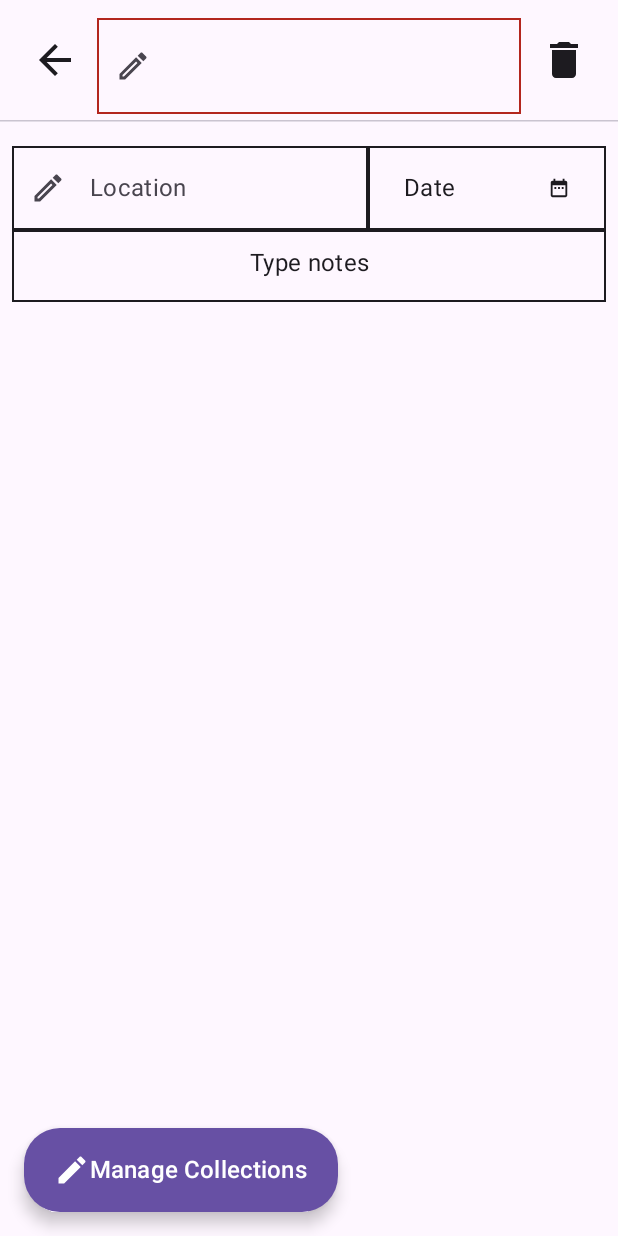
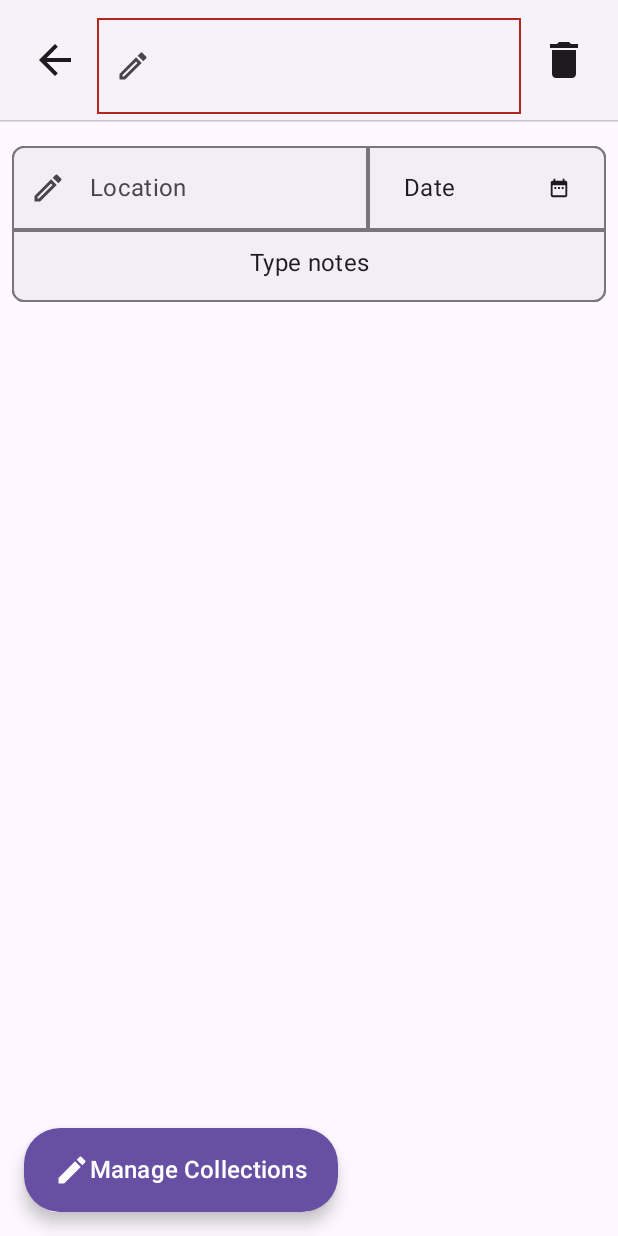
Before and after one commit to LuciaSochorova/PackAssist, an Android app built with Jetpack Compose: the composable EventDetailsScreen shown on its own in the app's theme, on a phone screen of 412 x 824 dp. Run offline under Robolectric (Android 15) with nearby library versions, the phone set to English and light mode, and no system bars.

Commit message:
changed ui - shapes and colors - Event details screen fixed bug in edit collection - deleting items

```diff
--- a/app/src/main/java/com/example/packassist/ui/screens/collections/CollectionEditScreen.kt
+++ b/app/src/main/java/com/example/packassist/ui/screens/collections/CollectionEditScreen.kt
@@ -86,7 +86,7 @@ fun CollectionEditScreen(
             CollectionFormInformation(
                 name = uiState.name,
                 newItem = uiState.newItem,
-                items = uiState.items.map { it.second },
+                items = uiState.items.map { it.name },
             ),
             onNameChange,
             onNewItemChange,
--- a/app/src/main/java/com/example/packassist/ui/screens/events/EventDetailsScreen.kt
+++ b/app/src/main/java/com/example/packassist/ui/screens/events/EventDetailsScreen.kt
@@ -1,6 +1,7 @@
 package com.example.packassist.ui.screens.events
 
 import android.icu.text.DateFormat
+import androidx.compose.foundation.BorderStroke
 import androidx.compose.foundation.background
 import androidx.compose.foundation.border
 import androidx.compose.foundation.clickable
@@ -30,6 +31,7 @@ import androidx.compose.material.icons.filled.Delete
 import androidx.compose.material.icons.filled.Edit
 import androidx.compose.material.icons.filled.KeyboardArrowDown
 import androidx.compose.material.icons.filled.KeyboardArrowUp
+import androidx.compose.material.icons.filled.ThumbUp
 import androidx.compose.material.icons.outlined.Edit
 import androidx.compose.material3.ButtonDefaults
 import androidx.compose.material3.Checkbox
@@ -42,10 +44,13 @@ import androidx.compose.material3.HorizontalDivider
 import androidx.compose.material3.Icon
 import androidx.compose.material3.IconButton
 import androidx.compose.material3.ListItem
+import androidx.compose.material3.ListItemColors
+import androidx.compose.material3.ListItemDefaults
 import androidx.compose.material3.MaterialTheme
 import androidx.compose.material3.OutlinedButton
 import androidx.compose.material3.OutlinedTextFieldDefaults
 import androidx.compose.material3.Scaffold
+import androidx.compose.material3.Surface
 import androidx.compose.material3.Text
 import androidx.compose.material3.TextButton
 import androidx.compose.material3.TextField
@@ -58,7 +63,6 @@ import androidx.compose.runtime.remember
 import androidx.compose.runtime.setValue
 import androidx.compose.ui.Alignment
 import androidx.compose.ui.Modifier
-import androidx.compose.ui.graphics.Color
 import androidx.compose.ui.platform.LocalFocusManager
 import androidx.compose.ui.res.stringResource
 import androidx.compose.ui.text.input.ImeAction
@@ -69,6 +73,7 @@ import androidx.compose.ui.window.Dialog
 import androidx.compose.ui.window.DialogProperties
 import com.example.packassist.R
 import com.example.packassist.data.entitiesAndDaos.Item
+import com.example.packassist.ui.components.ConfirmationDialog
 import com.example.packassist.ui.components.TextEditField
 
 
@@ -89,15 +94,16 @@ fun EventDetailsScreen(
     floatingButtonAction: (Int) -> Unit
 ) {
     val normalFont = MaterialTheme.typography.bodyMedium
-
     val focusManager = LocalFocusManager.current
+    var showDeleteDialog by remember { mutableStateOf(false) }
 
     Scaffold(
         floatingActionButton = {
             ExtendedFloatingActionButton(
                 onClick = {
                     saveChanges()
-                    floatingButtonAction(uiState.event.id)},
+                    floatingButtonAction(uiState.event.id)
+                },
                 containerColor = MaterialTheme.colorScheme.primary
             ) {
                 Icon(
@@ -105,7 +111,10 @@ fun EventDetailsScreen(
                     contentDescription = stringResource(id = R.string.edit_button_description)
                 )
 
-                Text(text = stringResource(R.string.manage_collections), style = MaterialTheme.typography.titleSmall)
+                Text(
+                    text = stringResource(R.string.manage_collections),
+                    style = MaterialTheme.typography.titleSmall
+                )
             }
         },
         floatingActionButtonPosition = FabPosition.Start,
@@ -115,6 +124,7 @@ fun EventDetailsScreen(
                 modifier = Modifier
                     .fillMaxWidth()
                     .windowInsetsPadding(TopAppBarDefaults.windowInsets)
+                    .background(MaterialTheme.colorScheme.surfaceContainerLow)
             ) {
                 Row(
                     horizontalArrangement = Arrangement.SpaceBetween,
@@ -150,9 +160,10 @@ fun EventDetailsScreen(
                         isError = uiState.event.name.isBlank(),
                         textStyle = MaterialTheme.typography.headlineSmall,
                         colors = OutlinedTextFieldDefaults.colors(
-                            focusedContainerColor = MaterialTheme.colorScheme.secondaryContainer,
-                            unfocusedContainerColor = Color.Transparent,
-                            disabledContainerColor = MaterialTheme.colorScheme.secondaryContainer,
+                            focusedContainerColor = MaterialTheme.colorScheme.surfaceContainerHigh,
+                            unfocusedContainerColor = MaterialTheme.colorScheme.surfaceContainerHigh,
+                            focusedTextColor = MaterialTheme.colorScheme.primary,
+                            unfocusedTextColor = MaterialTheme.colorScheme.primary,
                         ),
                         modifier = Modifier
                             .weight(5f)
@@ -161,8 +172,7 @@ fun EventDetailsScreen(
 
                     IconButton(
                         onClick = {
-                            navigateBack()
-                            deleteAction()
+                            showDeleteDialog = true
                         },
                         modifier = Modifier
                             .weight(1f)
@@ -190,11 +200,15 @@ fun EventDetailsScreen(
             )
         ) {
             item {
-                Column(
+                Surface(
+                    color = MaterialTheme.colorScheme.surfaceContainer,
+                    border = BorderStroke(1.dp, MaterialTheme.colorScheme.outline),
+                    shape = MaterialTheme.shapes.small,
                     modifier = Modifier
                         .fillMaxWidth()
                         .padding(top = 16.dp)
                 ) {
+                    Column {
 
                         Row(
                             modifier = Modifier
@@ -222,16 +236,12 @@ fun EventDetailsScreen(
                                 textStyle = normalFont,
                                 keyboardOptions = KeyboardOptions.Default.copy(imeAction = ImeAction.Done),
                                 keyboardActions = KeyboardActions(onDone = { focusManager.clearFocus() }),
-                            colors = OutlinedTextFieldDefaults.colors(
-                                focusedContainerColor = MaterialTheme.colorScheme.secondaryContainer,
-                                unfocusedContainerColor = Color.Transparent,
-                                disabledContainerColor = MaterialTheme.colorScheme.secondaryContainer,
-                            ),
+                                colors = OutlinedTextFieldDefaults.colors(),
                                 modifier = Modifier
                                     .fillMaxSize()
                                     .border(
                                         width = 1.dp,
-                                    color = MaterialTheme.colorScheme.onSurface
+                                        color = MaterialTheme.colorScheme.outline
                                     )
                                     .weight(3f),
                             )
@@ -239,14 +249,15 @@ fun EventDetailsScreen(
                             OutlinedButton(
                                 onClick = {
                                     focusManager.clearFocus()
-                                onPickDate(true) },
+                                    onPickDate(true)
+                                },
                                 shape = RoundedCornerShape(0.dp),
                                 colors = ButtonDefaults.outlinedButtonColors()
                                     .copy(contentColor = MaterialTheme.colorScheme.onSurface),
                                 modifier = Modifier
                                     .border(
                                         width = 1.dp,
-                                    color = MaterialTheme.colorScheme.onSurface
+                                        color = MaterialTheme.colorScheme.outline
                                     )
                                     .weight(2f)
                                     .fillMaxHeight()
@@ -297,10 +308,11 @@ fun EventDetailsScreen(
                                     onWriteNotes(true)
                                 }
                                 .fillMaxWidth()
-                            .border(width = 1.dp, color = MaterialTheme.colorScheme.onSurface)
+                                .border(width = 1.dp, color = MaterialTheme.colorScheme.outline)
                                 .defaultMinSize(minHeight = 48.dp)
                                 .padding(12.dp)
                         )
+                    }
                 }
             }
 
@@ -319,9 +331,18 @@ fun EventDetailsScreen(
                     ExpandingListOfItems(
                         coll = collection,
                         onCheckedChange = onItemCheckedChange,
+                        captionColors = ListItemDefaults.colors(
+                            containerColor = MaterialTheme.colorScheme.surfaceContainerHigh,
+                            headlineColor = MaterialTheme.colorScheme.primary
+
+                        ),
+                        listColors = ListItemDefaults.colors(
+                            containerColor = MaterialTheme.colorScheme.surfaceContainer
+                        ),
                         modifier = Modifier
                             .fillMaxWidth()
                             .padding(top = 8.dp, bottom = 8.dp)
+
                     )
                 }
             }
@@ -347,6 +368,15 @@ fun EventDetailsScreen(
                 onDismiss = { onPickDate(false) },
                 date = uiState.event.date?.time
             )
+
+        showDeleteDialog ->
+            ConfirmationDialog(
+                text = stringResource(R.string.delete_event_confirmation_message),
+                onDismiss = { showDeleteDialog = false },
+                onConfirm = {
+                    navigateBack()
+                    deleteAction()
+                })
     }
 
 
@@ -363,20 +393,38 @@ fun EventDetailsScreenPreview() {
 private fun ExpandingListOfItems(
     coll: CollectionItems,
     onCheckedChange: (Item) -> Unit,
+    captionColors: ListItemColors = ListItemDefaults.colors(),
+    listColors: ListItemColors = ListItemDefaults.colors(),
     modifier: Modifier = Modifier
 ) {
     var isExpanded by remember {
-        mutableStateOf(true)
+        mutableStateOf(!coll.items.all { it.packed })
     }
 
-    Column(modifier = modifier.border(width = 1.dp, color = MaterialTheme.colorScheme.onSurface)) {
+    Surface(
+        border = BorderStroke(1.dp, MaterialTheme.colorScheme.outline),
+        shape = MaterialTheme.shapes.extraSmall,
+        modifier = modifier
+    ) {
+        Column {
             ListItem(
                 headlineContent = {
+                    Row {
                         Text(
+                            modifier = Modifier.padding(end = 8.dp),
                             text = coll.name,
                             style = MaterialTheme.typography.titleMedium
                         )
+                        if (coll.items.all { it.packed }) {
+                            Icon(
+                                Icons.Default.ThumbUp,
+                                contentDescription = stringResource(R.string.all_packed),
+                            )
+                        }
+                    }
+
                 },
+                colors = captionColors,
                 trailingContent = {
                     IconButton(onClick = { isExpanded = !(isExpanded) }) {
                         if (isExpanded) {
@@ -385,6 +433,7 @@ private fun ExpandingListOfItems(
                                 contentDescription = null,
                             )
                         } else {
+
                             Icon(
                                 Icons.Default.KeyboardArrowDown,
                                 contentDescription = null,
@@ -398,7 +447,6 @@ private fun ExpandingListOfItems(
             )
 
 
-
             if (isExpanded) {
                 for (item in coll.items) {
                     HorizontalDivider()
@@ -409,12 +457,16 @@ private fun ExpandingListOfItems(
                                 style = MaterialTheme.typography.bodyMedium
                             )
                         },
+                        colors = listColors,
                         trailingContent = {
-                        Checkbox(checked = item.packed, onCheckedChange = { onCheckedChange(item) })
+                            Checkbox(
+                                checked = item.packed,
+                                onCheckedChange = { onCheckedChange(item) })
 
                         }
                     )
 
+                }
             }
         }
     }
--- a/app/src/main/java/com/example/packassist/ui/theme/Theme.kt
+++ b/app/src/main/java/com/example/packassist/ui/theme/Theme.kt
@@ -3,11 +3,10 @@ import android.app.Activity
 import android.os.Build
 import androidx.compose.foundation.isSystemInDarkTheme
 import androidx.compose.material3.MaterialTheme
-import androidx.compose.material3.lightColorScheme
 import androidx.compose.material3.darkColorScheme
 import androidx.compose.material3.dynamicDarkColorScheme
 import androidx.compose.material3.dynamicLightColorScheme
-import androidx.compose.material3.Typography
+import androidx.compose.material3.lightColorScheme
 import androidx.compose.runtime.Composable
 import androidx.compose.runtime.Immutable
 import androidx.compose.runtime.SideEffect
@@ -261,7 +260,7 @@ val unspecified_scheme = ColorFamily(
 fun PackAssistTheme(
     darkTheme: Boolean = isSystemInDarkTheme(),
     // Dynamic color is available on Android 12+
-    dynamicColor: Boolean = false,
+    dynamicColor: Boolean = false, //TODO change back
     content: @Composable() () -> Unit
 ) {
   val colorScheme = when {
--- a/app/src/main/res/values/strings.xml
+++ b/app/src/main/res/values/strings.xml
@@ -29,4 +29,6 @@
     <string name="collection_validation_rules">Collection must have a name and at least one item</string>
     <string name="delete_collection_confirmation_messege">Are you sure you want to delete this collection?</string>
     <string name="import_items_message">Import items from an existing collection</string>
+    <string name="all_packed">All packed</string>
+    <string name="delete_event_confirmation_message">Are you sure you want to delete this event?</string>
 </resources>
```
Also changed, not shown: app/src/main/java/com/example/packassist/ui/screens/collections/CollectionEditViewModel.kt (+10 -11 lines). Lines whose indentation alone changed are shown as unchanged.
